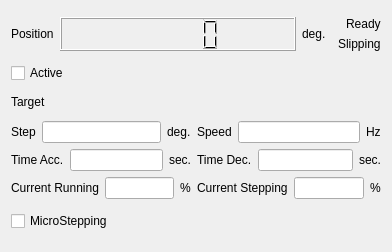
northriv/KAME, file modules/motor/core/motorform.ui: the form before one commit.
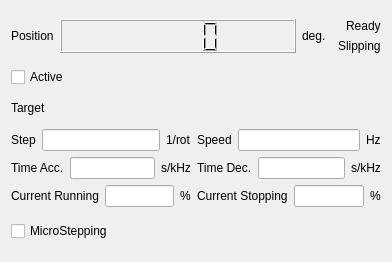
The form after the commit. Custom widgets are drawn as their Qt base class.

```diff
--- a/modules/motor/core/motorform.ui
+++ b/modules/motor/core/motorform.ui
@@ -7,7 +7,7 @@
     <x>0</x>
     <y>0</y>
     <width>392</width>
-    <height>252</height>
+    <height>262</height>
    </rect>
   </property>
   <property name="windowTitle">
@@ -208,7 +208,7 @@
            </sizepolicy>
           </property>
           <property name="text">
-           <string>deg.</string>
+           <string>1/rot</string>
           </property>
           <property name="wordWrap">
            <bool>false</bool>
@@ -286,7 +286,7 @@
            </sizepolicy>
           </property>
           <property name="text">
-           <string>sec.</string>
+           <string>s/kHz</string>
           </property>
           <property name="wordWrap">
            <bool>false</bool>
@@ -325,7 +325,7 @@
            </sizepolicy>
           </property>
           <property name="text">
-           <string>sec.</string>
+           <string>s/kHz</string>
           </property>
           <property name="wordWrap">
            <bool>false</bool>
@@ -384,7 +384,7 @@
            </sizepolicy>
           </property>
           <property name="text">
-           <string>Current Stepping</string>
+           <string>Current Stopping</string>
           </property>
           <property name="wordWrap">
            <bool>false</bool>
```
Left out of the diff: 2 changed lines with no effect on the pictures.
